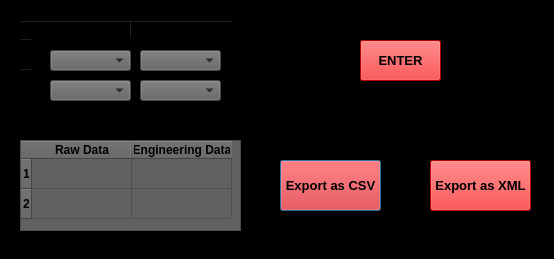
This is QtGuiApplication14/QtGuiClass.ui in AslihanPamuk/QtGuiApplication14 as Qt 5 draws it before an edit. The edited form follows.
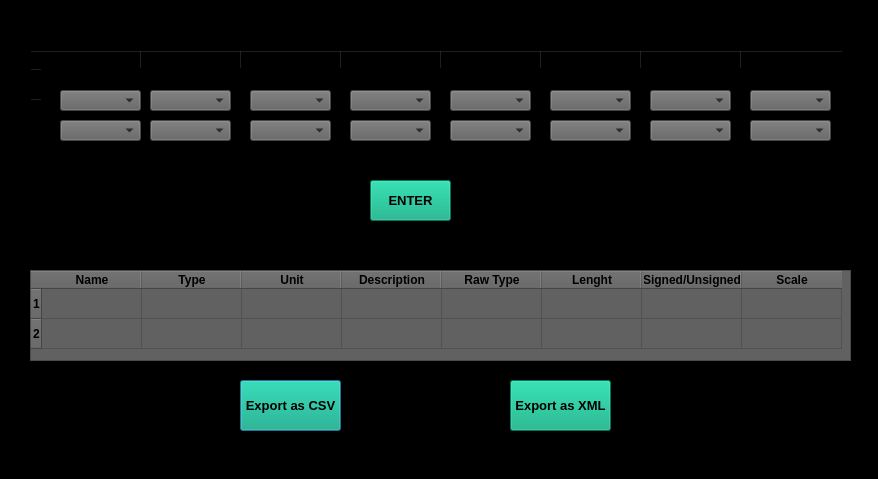
This is the edited form.

Diff of the .ui file:
```diff
--- a/QtGuiApplication14/QtGuiClass.ui
+++ b/QtGuiApplication14/QtGuiClass.ui
@@ -6,8 +6,8 @@
    <rect>
     <x>0</x>
     <y>0</y>
-    <width>554</width>
-    <height>259</height>
+    <width>878</width>
+    <height>479</height>
    </rect>
   </property>
   <property name="palette">
@@ -464,8 +464,8 @@
   <widget class="QPushButton" name="pushButton">
    <property name="geometry">
     <rect>
-     <x>280</x>
-     <y>160</y>
+     <x>240</x>
+     <y>380</y>
      <width>101</width>
      <height>51</height>
     </rect>
@@ -485,9 +485,9 @@
       <colorrole role="Button">
        <brush brushstyle="SolidPattern">
         <color alpha="255">
-         <red>255</red>
-         <green>0</green>
-         <blue>0</blue>
+         <red>0</red>
+         <green>170</green>
+         <blue>127</blue>
         </color>
        </brush>
       </colorrole>
@@ -557,18 +557,18 @@
       <colorrole role="Base">
        <brush brushstyle="SolidPattern">
         <color alpha="255">
-         <red>255</red>
-         <green>0</green>
-         <blue>0</blue>
+         <red>0</red>
+         <green>170</green>
+         <blue>127</blue>
         </color>
        </brush>
       </colorrole>
       <colorrole role="Window">
        <brush brushstyle="SolidPattern">
         <color alpha="255">
-         <red>255</red>
-         <green>0</green>
-         <blue>0</blue>
+         <red>0</red>
+         <green>170</green>
+         <blue>127</blue>
         </color>
        </brush>
       </colorrole>
@@ -631,9 +631,9 @@
       <colorrole role="Button">
        <brush brushstyle="SolidPattern">
         <color alpha="255">
-         <red>255</red>
-         <green>0</green>
-         <blue>0</blue>
+         <red>0</red>
+         <green>170</green>
+         <blue>127</blue>
         </color>
        </brush>
       </colorrole>
@@ -703,18 +703,18 @@
       <colorrole role="Base">
        <brush brushstyle="SolidPattern">
         <color alpha="255">
-         <red>255</red>
-         <green>0</green>
-         <blue>0</blue>
+         <red>0</red>
+         <green>170</green>
+         <blue>127</blue>
         </color>
        </brush>
       </colorrole>
       <colorrole role="Window">
        <brush brushstyle="SolidPattern">
         <color alpha="255">
-         <red>255</red>
-         <green>0</green>
-         <blue>0</blue>
+         <red>0</red>
+         <green>170</green>
+         <blue>127</blue>
         </color>
        </brush>
       </colorrole>
@@ -777,9 +777,9 @@
       <colorrole role="Button">
        <brush brushstyle="SolidPattern">
         <color alpha="255">
-         <red>255</red>
-         <green>0</green>
-         <blue>0</blue>
+         <red>0</red>
+         <green>170</green>
+         <blue>127</blue>
         </color>
        </brush>
       </colorrole>
@@ -849,18 +849,18 @@
       <colorrole role="Base">
        <brush brushstyle="SolidPattern">
         <color alpha="255">
-         <red>255</red>
-         <green>0</green>
-         <blue>0</blue>
+         <red>0</red>
+         <green>170</green>
+         <blue>127</blue>
         </color>
        </brush>
       </colorrole>
       <colorrole role="Window">
        <brush brushstyle="SolidPattern">
         <color alpha="255">
-         <red>255</red>
-         <green>0</green>
-         <blue>0</blue>
+         <red>0</red>
+         <green>170</green>
+         <blue>127</blue>
         </color>
        </brush>
       </colorrole>
@@ -922,7 +922,7 @@
     </font>
    </property>
    <property name="styleSheet">
-    <string notr="true">background-color: rgb(255, 0, 0);
+    <string notr="true">background-color: rgb(0, 170, 127)
 </string>
    </property>
    <property name="text">
@@ -932,10 +932,10 @@
   <widget class="QTableWidget" name="tableWidget_2">
    <property name="geometry">
     <rect>
-     <x>20</x>
-     <y>20</y>
-     <width>221</width>
-     <height>91</height>
+     <x>30</x>
+     <y>50</y>
+     <width>821</width>
+     <height>111</height>
     </rect>
    </property>
    <property name="styleSheet">
@@ -954,20 +954,50 @@
    </row>
    <column>
     <property name="text">
-     <string>Raw Data</string>
+     <string>Name</string>
     </property>
    </column>
    <column>
     <property name="text">
-     <string>Engineering Data</string>
+     <string>Type</string>
+    </property>
+   </column>
+   <column>
+    <property name="text">
+     <string>Unit</string>
+    </property>
+   </column>
+   <column>
+    <property name="text">
+     <string>Description</string>
+    </property>
+   </column>
+   <column>
+    <property name="text">
+     <string>Raw Type</string>
+    </property>
+   </column>
+   <column>
+    <property name="text">
+     <string>Lenght</string>
+    </property>
+   </column>
+   <column>
+    <property name="text">
+     <string>Signed/Unsigned</string>
+    </property>
+   </column>
+   <column>
+    <property name="text">
+     <string>Scale</string>
     </property>
    </column>
   </widget>
   <widget class="QComboBox" name="comboBox">
    <property name="geometry">
     <rect>
-     <x>50</x>
-     <y>50</y>
+     <x>60</x>
+     <y>90</y>
      <width>81</width>
      <height>21</height>
     </rect>
@@ -1004,8 +1034,8 @@
   <widget class="QComboBox" name="comboBox_2">
    <property name="geometry">
     <rect>
-     <x>140</x>
-     <y>50</y>
+     <x>150</x>
+     <y>90</y>
      <width>81</width>
      <height>21</height>
     </rect>
@@ -1042,8 +1072,8 @@
   <widget class="QPushButton" name="pushButton_2">
    <property name="geometry">
     <rect>
-     <x>360</x>
-     <y>40</y>
+     <x>370</x>
+     <y>180</y>
      <width>81</width>
      <height>41</height>
     </rect>
@@ -1063,9 +1093,9 @@
       <colorrole role="Button">
        <brush brushstyle="SolidPattern">
         <color alpha="255">
-         <red>255</red>
-         <green>0</green>
-         <blue>0</blue>
+         <red>0</red>
+         <green>170</green>
+         <blue>127</blue>
         </color>
        </brush>
       </colorrole>
@@ -1135,18 +1165,18 @@
       <colorrole role="Base">
        <brush brushstyle="SolidPattern">
         <color alpha="255">
-         <red>255</red>
-         <green>0</green>
-         <blue>0</blue>
+         <red>0</red>
+         <green>170</green>
+         <blue>127</blue>
         </color>
        </brush>
       </colorrole>
       <colorrole role="Window">
        <brush brushstyle="SolidPattern">
         <color alpha="255">
-         <red>255</red>
-         <green>0</green>
-         <blue>0</blue>
+         <red>0</red>
+         <green>170</green>
+         <blue>127</blue>
         </color>
        </brush>
       </colorrole>
@@ -1209,9 +1239,9 @@
       <colorrole role="Button">
        <brush brushstyle="SolidPattern">
         <color alpha="255">
-         <red>255</red>
-         <green>0</green>
-         <blue>0</blue>
+         <red>0</red>
+         <green>170</green>
+         <blue>127</blue>
         </color>
        </brush>
       </colorrole>
@@ -1281,18 +1311,18 @@
       <colorrole role="Base">
        <brush brushstyle="SolidPattern">
         <color alpha="255">
-         <red>255</red>
-         <green>0</green>
-         <blue>0</blue>
+         <red>0</red>
+         <green>170</green>
+         <blue>127</blue>
         </color>
        </brush>
       </colorrole>
       <colorrole role="Window">
        <brush brushstyle="SolidPattern">
         <color alpha="255">
-         <red>255</red>
-         <green>0</green>
-         <blue>0</blue>
+         <red>0</red>
+         <green>170</green>
+         <blue>127</blue>
         </color>
        </brush>
       </colorrole>
@@ -1355,9 +1385,9 @@
       <colorrole role="Button">
        <brush brushstyle="SolidPattern">
         <color alpha="255">
-         <red>255</red>
-         <green>0</green>
-         <blue>0</blue>
+         <red>0</red>
+         <green>170</green>
+         <blue>127</blue>
         </color>
        </brush>
       </colorrole>
@@ -1427,18 +1457,18 @@
       <colorrole role="Base">
        <brush brushstyle="SolidPattern">
         <color alpha="255">
-         <red>255</red>
-         <green>0</green>
-         <blue>0</blue>
+         <red>0</red>
+         <green>170</green>
+         <blue>127</blue>
         </color>
        </brush>
       </colorrole>
       <colorrole role="Window">
        <brush brushstyle="SolidPattern">
         <color alpha="255">
-         <red>255</red>
-         <green>0</green>
-         <blue>0</blue>
+         <red>0</red>
+         <green>170</green>
+         <blue>127</blue>
         </color>
        </brush>
       </colorrole>
@@ -1499,7 +1529,7 @@
     </font>
    </property>
    <property name="styleSheet">
-    <string notr="true">background-color: rgb(255, 0, 0);</string>
+    <string notr="true">background-color: rgb(0, 170, 127)</string>
    </property>
    <property name="text">
     <string>ENTER</string>
@@ -1508,8 +1538,8 @@
   <widget class="QComboBox" name="comboBox_3">
    <property name="geometry">
     <rect>
-     <x>50</x>
-     <y>80</y>
+     <x>60</x>
+     <y>120</y>
      <width>81</width>
      <height>21</height>
     </rect>
@@ -1546,9 +1576,9 @@
   <widget class="QTableWidget" name="tableWidget">
    <property name="geometry">
     <rect>
-     <x>20</x>
-     <y>140</y>
-     <width>221</width>
+     <x>30</x>
+     <y>270</y>
+     <width>821</width>
      <height>91</height>
     </rect>
    </property>
@@ -2017,12 +2047,42 @@
    </row>
    <column>
     <property name="text">
-     <string>Raw Data</string>
+     <string>Name</string>
     </property>
    </column>
    <column>
     <property name="text">
-     <string>Engineering Data</string>
+     <string>Type</string>
+    </property>
+   </column>
+   <column>
+    <property name="text">
+     <string>Unit</string>
+    </property>
+   </column>
+   <column>
+    <property name="text">
+     <string>Description</string>
+    </property>
+   </column>
+   <column>
+    <property name="text">
+     <string>Raw Type</string>
+    </property>
+   </column>
+   <column>
+    <property name="text">
+     <string>Lenght</string>
+    </property>
+   </column>
+   <column>
+    <property name="text">
+     <string>Signed/Unsigned</string>
+    </property>
+   </column>
+   <column>
+    <property name="text">
+     <string>Scale</string>
     </property>
    </column>
    <item row="0" column="0">
@@ -2034,28 +2094,40 @@
       <family>Arial</family>
      </font>
     </property>
+    <property name="flags">
+     <set>ItemIsSelectable</set>
+    </property>
    </item>
    <item row="0" column="1">
     <property name="text">
      <string/>
     </property>
+    <property name="flags">
+     <set>ItemIsSelectable</set>
+    </property>
    </item>
    <item row="1" column="0">
     <property name="text">
      <string/>
     </property>
+    <property name="flags">
+     <set>ItemIsSelectable</set>
+    </property>
    </item>
    <item row="1" column="1">
     <property name="text">
      <string/>
     </property>
+    <property name="flags">
+     <set>ItemIsSelectable</set>
+    </property>
    </item>
   </widget>
   <widget class="QComboBox" name="comboBox_4">
    <property name="geometry">
     <rect>
-     <x>140</x>
-     <y>80</y>
+     <x>150</x>
+     <y>120</y>
      <width>81</width>
      <height>21</height>
     </rect>
@@ -2092,8 +2164,8 @@
   <widget class="QPushButton" name="pushButton_3">
    <property name="geometry">
     <rect>
-     <x>430</x>
-     <y>160</y>
+     <x>510</x>
+     <y>380</y>
      <width>101</width>
      <height>51</height>
     </rect>
@@ -2108,7 +2180,7 @@
     </font>
    </property>
    <property name="styleSheet">
-    <string notr="true">background-color: rgb(255, 0, 0);
+    <string notr="true">background-color: rgb(0, 170, 127)
 
 
 </string>
@@ -2116,6 +2188,465 @@
    <property name="text">
     <string>Export as XML</string>
    </property>
+   <property name="autoRepeatDelay">
+    <number>298</number>
+   </property>
+  </widget>
+  <widget class="QComboBox" name="comboBox_5">
+   <property name="geometry">
+    <rect>
+     <x>250</x>
+     <y>90</y>
+     <width>81</width>
+     <height>21</height>
+    </rect>
+   </property>
+   <property name="styleSheet">
+    <string notr="true">background-color: rgb(97, 97, 97);</string>
+   </property>
+   <item>
+    <property name="text">
+     <string/>
+    </property>
+   </item>
+   <item>
+    <property name="text">
+     <string>2</string>
+    </property>
+   </item>
+   <item>
+    <property name="text">
+     <string>3</string>
+    </property>
+   </item>
+   <item>
+    <property name="text">
+     <string>4</string>
+    </property>
+   </item>
+   <item>
+    <property name="text">
+     <string>5</string>
+    </property>
+   </item>
+  </widget>
+  <widget class="QComboBox" name="comboBox_6">
+   <property name="geometry">
+    <rect>
+     <x>250</x>
+     <y>120</y>
+     <width>81</width>
+     <height>21</height>
+    </rect>
+   </property>
+   <property name="styleSheet">
+    <string notr="true">background-color: rgb(97, 97, 97);</string>
+   </property>
+   <item>
+    <property name="text">
+     <string/>
+    </property>
+   </item>
+   <item>
+    <property name="text">
+     <string>2</string>
+    </property>
+   </item>
+   <item>
+    <property name="text">
+     <string>3</string>
+    </property>
+   </item>
+   <item>
+    <property name="text">
+     <string>4</string>
+    </property>
+   </item>
+   <item>
+    <property name="text">
+     <string>5</string>
+    </property>
+   </item>
+  </widget>
+  <widget class="QComboBox" name="comboBox_7">
+   <property name="geometry">
+    <rect>
+     <x>350</x>
+     <y>90</y>
+     <width>81</width>
+     <height>21</height>
+    </rect>
+   </property>
+   <property name="styleSheet">
+    <string notr="true">background-color: rgb(97, 97, 97);</string>
+   </property>
+   <item>
+    <property name="text">
+     <string/>
+    </property>
+   </item>
+   <item>
+    <property name="text">
+     <string>2</string>
+    </property>
+   </item>
+   <item>
+    <property name="text">
+     <string>3</string>
+    </property>
+   </item>
+   <item>
+    <property name="text">
+     <string>4</string>
+    </property>
+   </item>
+   <item>
+    <property name="text">
+     <string>5</string>
+    </property>
+   </item>
+  </widget>
+  <widget class="QComboBox" name="comboBox_8">
+   <property name="geometry">
+    <rect>
+     <x>350</x>
+     <y>120</y>
+     <width>81</width>
+     <height>21</height>
+    </rect>
+   </property>
+   <property name="styleSheet">
+    <string notr="true">background-color: rgb(97, 97, 97);</string>
+   </property>
+   <item>
+    <property name="text">
+     <string/>
+    </property>
+   </item>
+   <item>
+    <property name="text">
+     <string>2</string>
+    </property>
+   </item>
+   <item>
+    <property name="text">
+     <string>3</string>
+    </property>
+   </item>
+   <item>
+    <property name="text">
+     <string>4</string>
+    </property>
+   </item>
+   <item>
+    <property name="text">
+     <string>5</string>
+    </property>
+   </item>
+  </widget>
+  <widget class="QComboBox" name="comboBox_9">
+   <property name="geometry">
+    <rect>
+     <x>450</x>
+     <y>90</y>
+     <width>81</width>
+     <height>21</height>
+    </rect>
+   </property>
+   <property name="styleSheet">
+    <string notr="true">background-color: rgb(97, 97, 97);</string>
+   </property>
+   <item>
+    <property name="text">
+     <string/>
+    </property>
+   </item>
+   <item>
+    <property name="text">
+     <string>2</string>
+    </property>
+   </item>
+   <item>
+    <property name="text">
+     <string>3</string>
+    </property>
+   </item>
+   <item>
+    <property name="text">
+     <string>4</string>
+    </property>
+   </item>
+   <item>
+    <property name="text">
+     <string>5</string>
+    </property>
+   </item>
+  </widget>
+  <widget class="QComboBox" name="comboBox_10">
+   <property name="geometry">
+    <rect>
+     <x>450</x>
+     <y>120</y>
+     <width>81</width>
+     <height>21</height>
+    </rect>
+   </property>
+   <property name="styleSheet">
+    <string notr="true">background-color: rgb(97, 97, 97);</string>
+   </property>
+   <item>
+    <property name="text">
+     <string/>
+    </property>
+   </item>
+   <item>
+    <property name="text">
+     <string>2</string>
+    </property>
+   </item>
+   <item>
+    <property name="text">
+     <string>3</string>
+    </property>
+   </item>
+   <item>
+    <property name="text">
+     <string>4</string>
+    </property>
+   </item>
+   <item>
+    <property name="text">
+     <string>5</string>
+    </property>
+   </item>
+  </widget>
+  <widget class="QComboBox" name="comboBox_11">
+   <property name="geometry">
+    <rect>
+     <x>550</x>
+     <y>90</y>
+     <width>81</width>
+     <height>21</height>
+    </rect>
+   </property>
+   <property name="styleSheet">
+    <string notr="true">background-color: rgb(97, 97, 97);</string>
+   </property>
+   <item>
+    <property name="text">
+     <string/>
+    </property>
+   </item>
+   <item>
+    <property name="text">
+     <string>2</string>
+    </property>
+   </item>
+   <item>
+    <property name="text">
+     <string>3</string>
+    </property>
+   </item>
+   <item>
+    <property name="text">
+     <string>4</string>
+    </property>
+   </item>
+   <item>
+    <property name="text">
+     <string>5</string>
+    </property>
+   </item>
+  </widget>
+  <widget class="QComboBox" name="comboBox_12">
+   <property name="geometry">
+    <rect>
+     <x>550</x>
+     <y>120</y>
+     <width>81</width>
+     <height>21</height>
+    </rect>
+   </property>
+   <property name="styleSheet">
+    <string notr="true">background-color: rgb(97, 97, 97);</string>
+   </property>
+   <item>
+    <property name="text">
+     <string/>
+    </property>
+   </item>
+   <item>
+    <property name="text">
+     <string>2</string>
+    </property>
+   </item>
+   <item>
+    <property name="text">
+     <string>3</string>
+    </property>
+   </item>
+   <item>
+    <property name="text">
+     <string>4</string>
+    </property>
+   </item>
+   <item>
+    <property name="text">
+     <string>5</string>
+    </property>
+   </item>
+  </widget>
+  <widget class="QComboBox" name="comboBox_13">
+   <property name="geometry">
+    <rect>
+     <x>650</x>
+     <y>90</y>
+     <width>81</width>
+     <height>21</height>
+    </rect>
+   </property>
+   <property name="styleSheet">
+    <string notr="true">background-color: rgb(97, 97, 97);</string>
+   </property>
+   <item>
+    <property name="text">
+     <string/>
+    </property>
+   </item>
+   <item>
+    <property name="text">
+     <string>2</string>
+    </property>
+   </item>
+   <item>
+    <property name="text">
+     <string>3</string>
+    </property>
+   </item>
+   <item>
+    <property name="text">
+     <string>4</string>
+    </property>
+   </item>
+   <item>
+    <property name="text">
+     <string>5</string>
+    </property>
+   </item>
+  </widget>
+  <widget class="QComboBox" name="comboBox_14">
+   <property name="geometry">
+    <rect>
+     <x>650</x>
+     <y>120</y>
+     <width>81</width>
+     <height>21</height>
+    </rect>
+   </property>
+   <property name="styleSheet">
+    <string notr="true">background-color: rgb(97, 97, 97);</string>
+   </property>
+   <item>
+    <property name="text">
+     <string/>
+    </property>
+   </item>
+   <item>
+    <property name="text">
+     <string>2</string>
+    </property>
+   </item>
+   <item>
+    <property name="text">
+     <string>3</string>
+    </property>
+   </item>
+   <item>
+    <property name="text">
+     <string>4</string>
+    </property>
+   </item>
+   <item>
+    <property name="text">
+     <string>5</string>
+    </property>
+   </item>
+  </widget>
+  <widget class="QComboBox" name="comboBox_15">
+   <property name="geometry">
+    <rect>
+     <x>750</x>
+     <y>90</y>
+     <width>81</width>
+     <height>21</height>
+    </rect>
+   </property>
+   <property name="styleSheet">
+    <string notr="true">background-color: rgb(97, 97, 97);</string>
+   </property>
+   <item>
+    <property name="text">
+     <string/>
+    </property>
+   </item>
+   <item>
+    <property name="text">
+     <string>2</string>
+    </property>
+   </item>
+   <item>
+    <property name="text">
+     <string>3</string>
+    </property>
+   </item>
+   <item>
+    <property name="text">
+     <string>4</string>
+    </property>
+   </item>
+   <item>
+    <property name="text">
+     <string>5</string>
+    </property>
+   </item>
+  </widget>
+  <widget class="QComboBox" name="comboBox_16">
+   <property name="geometry">
+    <rect>
+     <x>750</x>
+     <y>120</y>
+     <width>81</width>
+     <height>21</height>
+    </rect>
+   </property>
+   <property name="styleSheet">
+    <string notr="true">background-color: rgb(97, 97, 97);</string>
+   </property>
+   <item>
+    <property name="text">
+     <string/>
+    </property>
+   </item>
+   <item>
+    <property name="text">
+     <string>2</string>
+    </property>
+   </item>
+   <item>
+    <property name="text">
+     <string>3</string>
+    </property>
+   </item>
+   <item>
+    <property name="text">
+     <string>4</string>
+    </property>
+   </item>
+   <item>
+    <property name="text">
+     <string>5</string>
+    </property>
+   </item>
   </widget>
  </widget>
  <layoutdefault spacing="6" margin="11"/>
```
